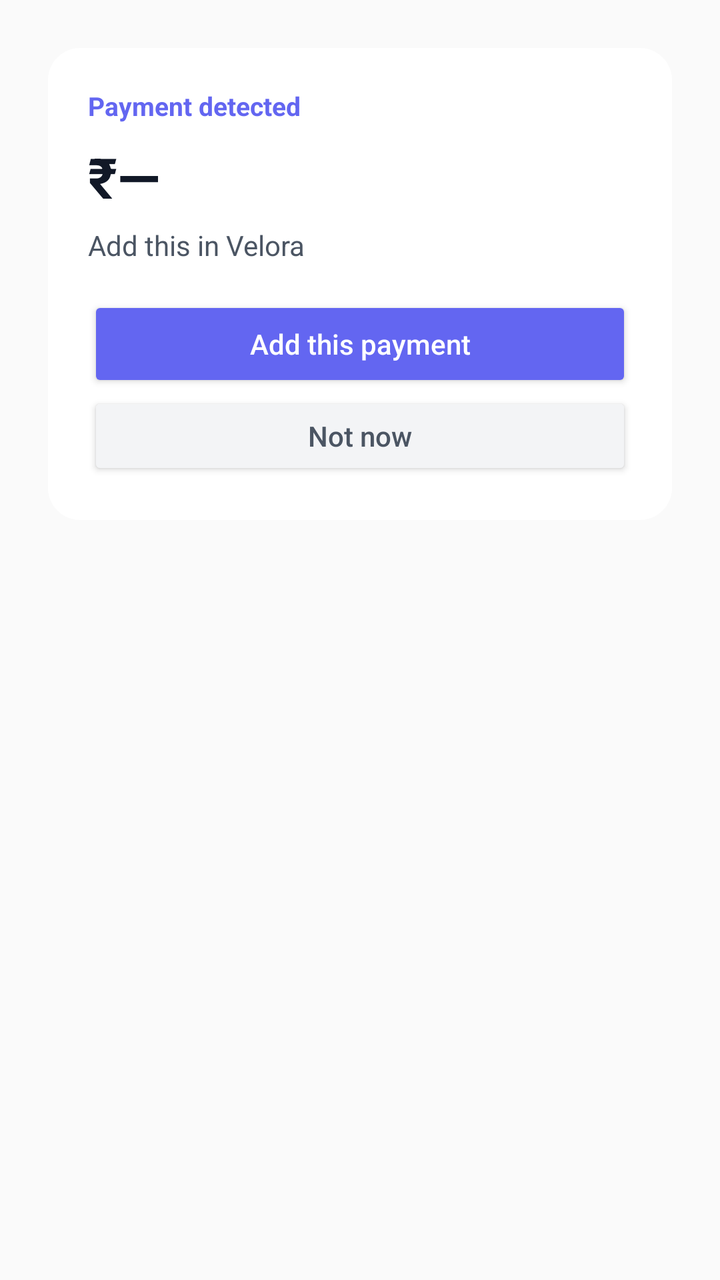
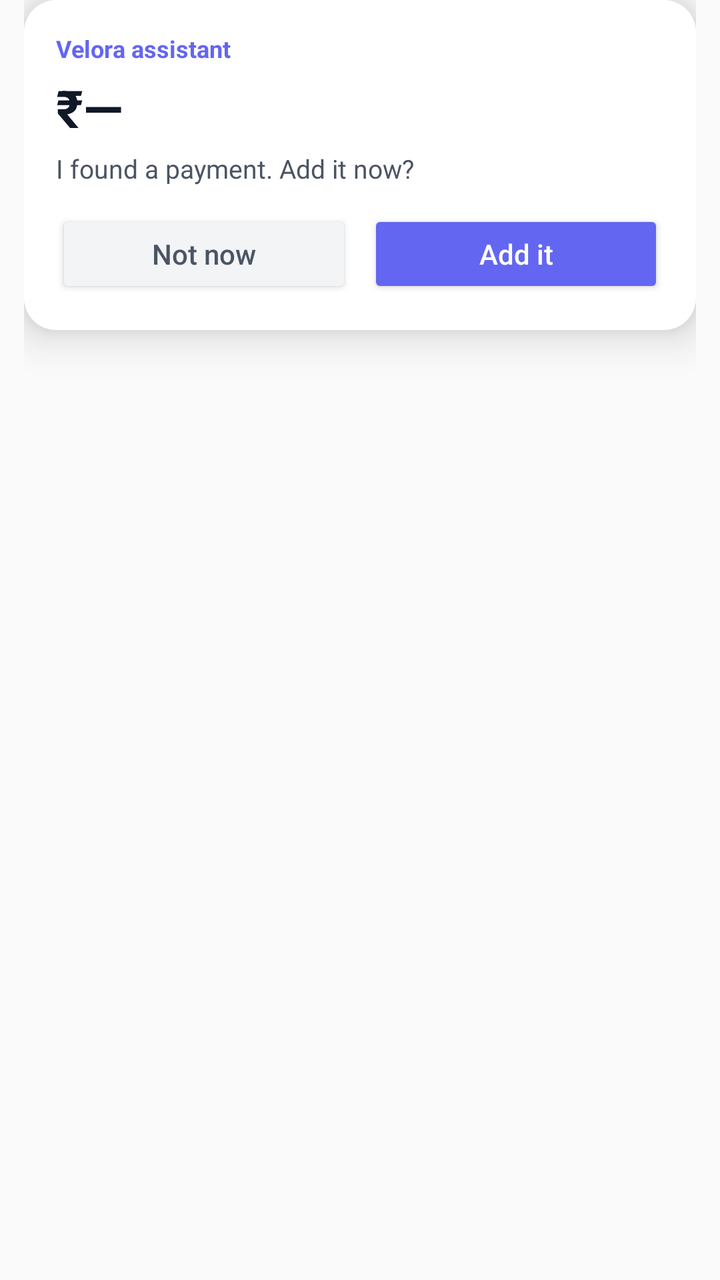

Two renders of the same Android screen: before a commit and after it. Below are the layout's source before the change and the commit's diff.
<!-- AndroidManifest.xml: application theme AppTheme -->
<!-- res/layout/overlay_payment_popup.xml -->
<?xml version="1.0" encoding="utf-8"?>
<FrameLayout xmlns:android="http://schemas.android.com/apk/res/android"
    android:layout_width="match_parent"
    android:layout_height="wrap_content"
    android:padding="24dp">

    <LinearLayout
        android:layout_width="match_parent"
        android:layout_height="wrap_content"
        android:background="@drawable/bg_payment_popup"
        android:orientation="vertical"
        android:padding="20dp">

        <TextView
            android:layout_width="match_parent"
            android:layout_height="wrap_content"
            android:text="Payment detected"
            android:textColor="#6366F1"
            android:textSize="13sp"
            android:textStyle="bold" />

        <TextView
            android:id="@+id/popup_amount"
            android:layout_width="match_parent"
            android:layout_height="wrap_content"
            android:layout_marginTop="8dp"
            android:text="₹—"
            android:textColor="#111827"
            android:textSize="28sp"
            android:textStyle="bold" />

        <TextView
            android:id="@+id/popup_detail"
            android:layout_width="match_parent"
            android:layout_height="wrap_content"
            android:layout_marginTop="6dp"
            android:text="Add this in Velora"
            android:textColor="#4B5563"
            android:textSize="14sp" />

        <Button
            android:id="@+id/popup_add"
            android:layout_width="match_parent"
            android:layout_height="48dp"
            android:layout_marginTop="16dp"
            android:backgroundTint="#6366F1"
            android:text="Add this payment"
            android:textAllCaps="false"
            android:textColor="#FFFFFF" />

        <Button
            android:id="@+id/popup_skip"
            android:layout_width="match_parent"
            android:layout_height="44dp"
            android:backgroundTint="#F3F4F6"
            android:text="Not now"
            android:textAllCaps="false"
            android:textColor="#4B5563" />
    </LinearLayout>
</FrameLayout>
<!-- resources referenced by this layout -->
<resources>
  <!-- drawable bg_payment_popup (drawable) -->
  <?xml version="1.0" encoding="utf-8"?>
  <shape xmlns:android="http://schemas.android.com/apk/res/android"
      android:shape="rectangle">
      <solid android:color="#FFFFFF" />
      <corners android:radius="16dp" />
  </shape>
  <style name="AppTheme" parent="Theme.AppCompat.Light.DarkActionBar">
          
          <item name="colorPrimary">@color/colorPrimary</item>
          <item name="colorPrimaryDark">@color/colorPrimaryDark</item>
          <item name="colorAccent">@color/colorAccent</item>
      </style>
  <color name="colorPrimary">#6366F1</color>
  <color name="colorPrimaryDark">#4338CA</color>
  <color name="colorAccent">#6366F1</color>
</resources>

<!-- the commit's change to res/layout/overlay_payment_popup.xml (unified diff, before → after) -->
@@ -2,59 +2,71 @@
 <FrameLayout xmlns:android="http://schemas.android.com/apk/res/android"
     android:layout_width="match_parent"
     android:layout_height="wrap_content"
-    android:padding="24dp">
+    android:paddingStart="12dp"
+    android:paddingEnd="12dp"
+    android:paddingBottom="8dp">
 
     <LinearLayout
         android:layout_width="match_parent"
         android:layout_height="wrap_content"
         android:background="@drawable/bg_payment_popup"
+        android:elevation="12dp"
         android:orientation="vertical"
-        android:padding="20dp">
+        android:padding="16dp">
 
         <TextView
             android:layout_width="match_parent"
             android:layout_height="wrap_content"
-            android:text="Payment detected"
+            android:text="Velora assistant"
             android:textColor="#6366F1"
-            android:textSize="13sp"
+            android:textSize="12sp"
             android:textStyle="bold" />
 
         <TextView
             android:id="@+id/popup_amount"
             android:layout_width="match_parent"
             android:layout_height="wrap_content"
-            android:layout_marginTop="8dp"
+            android:layout_marginTop="4dp"
             android:text="₹—"
             android:textColor="#111827"
-            android:textSize="28sp"
+            android:textSize="26sp"
             android:textStyle="bold" />
 
         <TextView
             android:id="@+id/popup_detail"
             android:layout_width="match_parent"
             android:layout_height="wrap_content"
-            android:layout_marginTop="6dp"
-            android:text="Add this in Velora"
+            android:layout_marginTop="4dp"
+            android:text="I found a payment. Add it now?"
             android:textColor="#4B5563"
-            android:textSize="14sp" />
+            android:textSize="13sp" />
 
-        <Button
-            android:id="@+id/popup_add"
+        <LinearLayout
             android:layout_width="match_parent"
-            android:layout_height="48dp"
-            android:layout_marginTop="16dp"
-            android:backgroundTint="#6366F1"
-            android:text="Add this payment"
-            android:textAllCaps="false"
-            android:textColor="#FFFFFF" />
+            android:layout_height="wrap_content"
+            android:layout_marginTop="12dp"
+            android:orientation="horizontal">
 
-        <Button
-            android:id="@+id/popup_skip"
-            android:layout_width="match_parent"
-            android:layout_height="44dp"
-            android:backgroundTint="#F3F4F6"
-            android:text="Not now"
-            android:textAllCaps="false"
-            android:textColor="#4B5563" />
+            <Button
+                android:id="@+id/popup_skip"
+                android:layout_width="0dp"
+                android:layout_height="44dp"
+                android:layout_marginEnd="8dp"
+                android:layout_weight="1"
+                android:backgroundTint="#F3F4F6"
+                android:text="Not now"
+                android:textAllCaps="false"
+                android:textColor="#4B5563" />
+
+            <Button
+                android:id="@+id/popup_add"
+                android:layout_width="0dp"
+                android:layout_height="44dp"
+                android:layout_weight="1"
+                android:backgroundTint="#6366F1"
+                android:text="Add it"
+                android:textAllCaps="false"
+                android:textColor="#FFFFFF" />
+        </LinearLayout>
     </LinearLayout>
 </FrameLayout>
